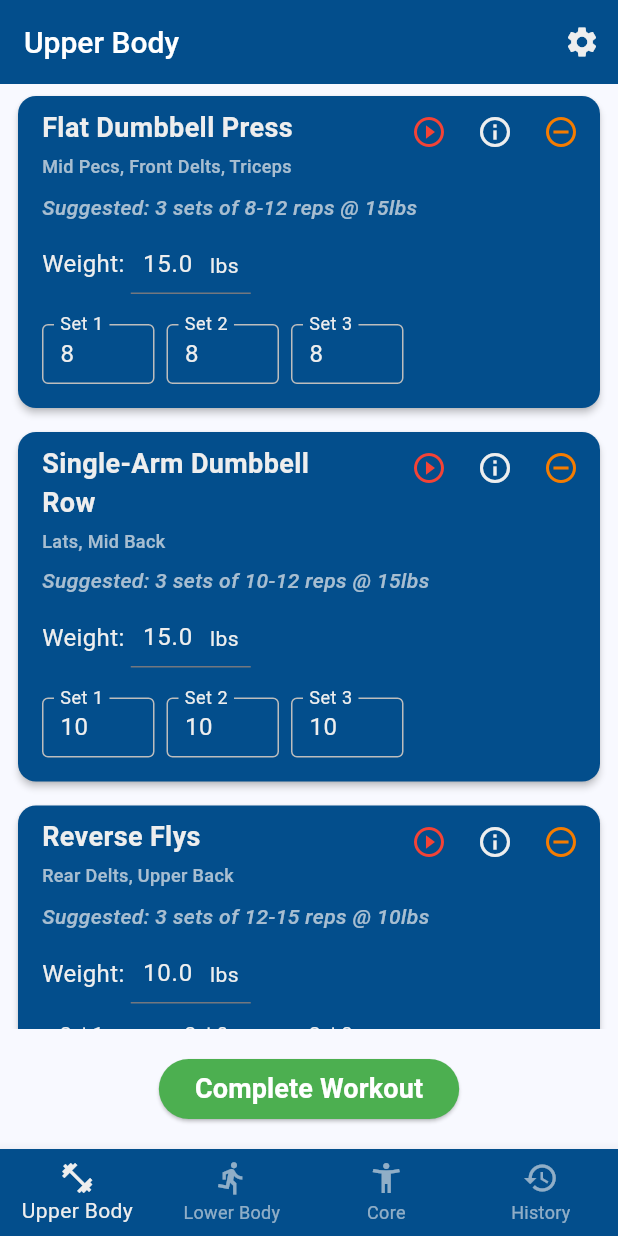
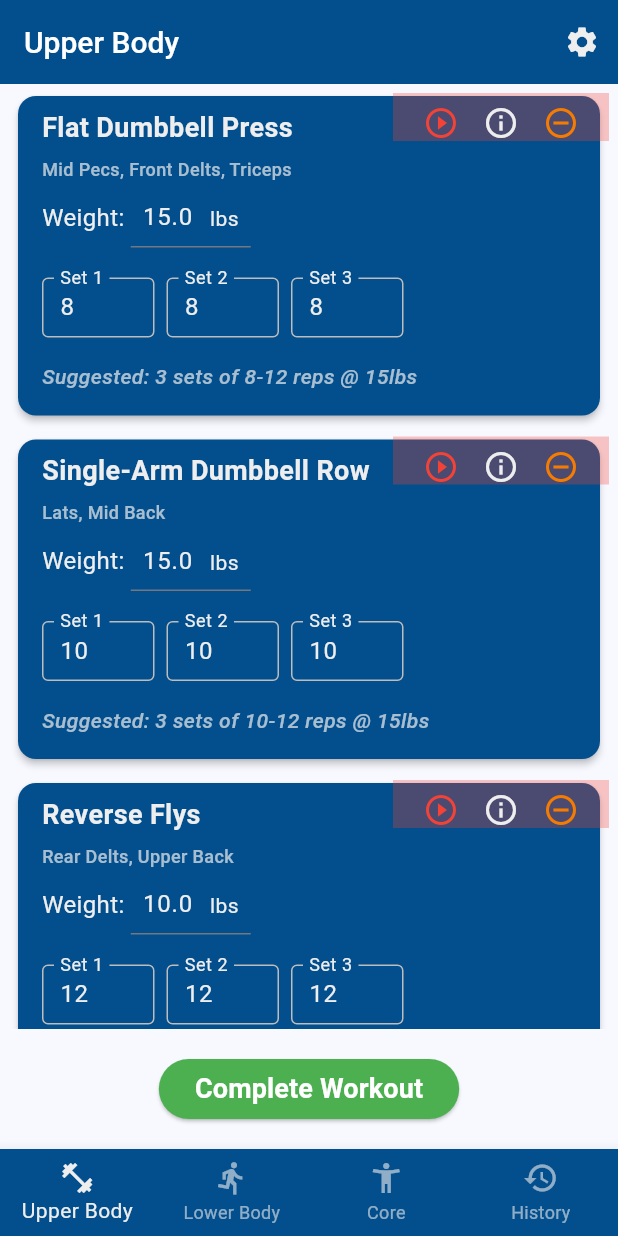
Before and after one commit to AMWen/pandafit, a Flutter app: the screen it shows after launch, on a phone screen of 412 x 824 dp. Run offline on Flutter 3.47's test engine with Material 3 defaults, Android fonts, the phone set to English and light mode, and no system bars; our stand-ins replace audioplayers, csv, file_picker, hive, hive_flutter, percent_indicator and 2 more; accounts and stored records are empty.

Commit message:
small ui/ux changes, adjust transform offest spacing

```diff
--- a/lib/data/widgets/exercise_card_widget.dart
+++ b/lib/data/widgets/exercise_card_widget.dart
@@ -34,24 +34,20 @@ class _ExerciseCardState extends State<ExerciseCard> {
   @override
   void initState() {
     super.initState();
-    _weightController = TextEditingController(
-      text: widget.exercise.weight?.toString() ?? '',
-    );
+    _weightController = TextEditingController(text: widget.exercise.weight?.toString() ?? '');
 
     // Parse the suggested rep range (e.g., "8-12" -> 8, or "10-15" -> 10)
     final lowEndReps = _getLowEndReps(widget.exercise.reps);
 
     // Initialize controllers for each set
-    _setControllers = List.generate(
-      numSets,
-      (index) {
+    _setControllers = List.generate(numSets, (index) {
       // If completedSets exist, use them; otherwise auto-fill with low end of suggested reps
-        final reps = index < widget.exercise.completedSets.length
+      final reps =
+          index < widget.exercise.completedSets.length
               ? widget.exercise.completedSets[index].toString()
               : lowEndReps;
       return TextEditingController(text: reps);
-      },
-    );
+    });
 
     _weightController.addListener(_onWeightChanged);
     for (var controller in _setControllers) {
@@ -88,31 +84,17 @@ class _ExerciseCardState extends State<ExerciseCard> {
 
   void _updateExercise() {
     final weight = double.tryParse(_weightController.text);
-    final completedSets = _setControllers
-        .map((c) => int.tryParse(c.text) ?? 0)
-        .where((reps) => reps > 0)
-        .toList();
+    final completedSets =
+        _setControllers.map((c) => int.tryParse(c.text) ?? 0).where((reps) => reps > 0).toList();
 
-    final updated = widget.exercise.copyWith(
-      weight: weight,
-      completedSets: completedSets,
-    );
+    final updated = widget.exercise.copyWith(weight: weight, completedSets: completedSets);
     widget.onUpdate(updated);
   }
 
   bool get _isCompleted => widget.isReadOnly;
 
   String _getWorkoutSummary() {
-    // If exercise has weight and completed sets, show actual results
-    if (_isCompleted) {
-      final weight = widget.exercise.weight!;
-      final weightStr = formatWeight(weight);
-      final setsStr = widget.exercise.completedSets
-          .map((reps) => '${weightStr}lb x $reps')
-          .join(', ');
-      return 'Completed: $setsStr';
-    }
-    // Otherwise show suggested with weight recommendation if available
+    // Show suggested with weight recommendation if available
     if (widget.exercise.weight != null) {
       final weightStr = formatWeight(widget.exercise.weight!);
       return 'Suggested: $numSets sets of ${widget.exercise.reps} reps @ ${weightStr}lbs';
@@ -133,26 +115,82 @@ class _ExerciseCardState extends State<ExerciseCard> {
         child: Column(
           crossAxisAlignment: CrossAxisAlignment.start,
           children: [
-            // Header
-            Padding(
-              padding: EdgeInsets.symmetric(horizontal: 16, vertical: 8),
+            // Header - Title and Icons
+            Container(
+              padding: EdgeInsets.only(right: 16, top: 8), // translate used below for left 16
               child: Row(
                 crossAxisAlignment: CrossAxisAlignment.start,
                 children: [
+                  // Title
                   Expanded(
-                    child: Column(
-                      crossAxisAlignment: CrossAxisAlignment.start,
-                      children: [
-                        Text(
+                    child: Transform.translate(
+                      offset: Offset(16, 0),
+                      child: Text(
                         widget.exercise.name,
                         style: TextStyles.mediumText.copyWith(
                           color: isSkipped ? Colors.grey[600] : secondaryColor,
                           decoration: isSkipped ? TextDecoration.lineThrough : null,
                         ),
                       ),
+                    ),
+                  ),
+                  // Icons
+                  Transform.translate(
+                    offset: Offset(22, -10),
+                    child: Container(
+                      color: Colors.red.withValues(alpha: 0.3),
+                      height: 32,
+                      child: Row(
+                        mainAxisSize: MainAxisSize.min,
+                        children: [
+                        // Video link and Info icons
+                        if (!isSkipped) ...[
+                          Transform.translate(
+                            offset: Offset(8, 0),
+                            child: IconButton(
+                              icon: Icon(Icons.play_circle_outline, color: Colors.red),
+                              onPressed: widget.onLaunchVideo,
+                              tooltip: 'Watch video',
+                              padding: EdgeInsets.all(8),
+                            ),
+                          ),
+                          IconButton(
+                            icon: Icon(Icons.info_outline, color: secondaryColor),
+                            onPressed: () {
+                              setState(() {
+                                _expanded = !_expanded;
+                              });
+                            },
+                            tooltip: 'Form notes',
+                            padding: EdgeInsets.all(8),
+                          ),
+                        ],
+                        // Skip/Restore icon
+                        if (!_isCompleted)
+                          Transform.translate(
+                            offset: Offset(-8, 0),
+                            child: IconButton(
+                              icon: Icon(
+                                isSkipped ? Icons.undo : Icons.remove_circle_outline,
+                                color: isSkipped ? Colors.green[700] : Colors.orange[700],
+                              ),
+                              onPressed: isSkipped ? widget.onRestore : widget.onSkip,
+                              tooltip: isSkipped ? 'Restore' : 'Skip',
+                              padding: EdgeInsets.all(8),
+                            ),
+                          ),
+                        ],
+                      ),
+                    ),
+                  ),
+                ],
+              ),
+            ),
+
+            // Subtitle - Target Muscles (full width)
             if (widget.exercise.targetMuscles.isNotEmpty)
               Padding(
-                            padding: EdgeInsets.only(top: 4),
+                padding: EdgeInsets.symmetric(horizontal: 16),
                 child: Text(
                   widget.exercise.targetMuscles.join(', '),
                   style: TextStyle(
@@ -163,9 +201,11 @@ class _ExerciseCardState extends State<ExerciseCard> {
                   ),
                 ),
               ),
+
+            // Skipped message
             if (isSkipped)
               Padding(
-                            padding: EdgeInsets.only(top: 4),
+                padding: EdgeInsets.only(top: 4, left: 16, right: 16),
                 child: Text(
                   'Skipped for today',
                   style: TextStyle(
@@ -176,9 +216,11 @@ class _ExerciseCardState extends State<ExerciseCard> {
                   ),
                 ),
               ),
+
+            // Motivational message
             if (!isSkipped && widget.exercise.motivationalMessage != null)
               Padding(
-                            padding: EdgeInsets.only(top: 4),
+                padding: EdgeInsets.only(top: 4, left: 16, right: 16),
                 child: Text(
                   widget.exercise.motivationalMessage!,
                   style: TextStyle(
@@ -189,82 +231,8 @@ class _ExerciseCardState extends State<ExerciseCard> {
                   ),
                 ),
               ),
-                      ],
-                    ),
-                  ),
-                  // Icons
-                  Transform.translate(
-                    offset: Offset(14, -8),
-                    child: Row(
-                      mainAxisSize: MainAxisSize.min,
-                      children: [
-                        // Video link icon
-                        if (!isSkipped)
-                          Transform.translate(
-                            offset: Offset(8, 0),
-                            child: IconButton(
-                              icon: Icon(Icons.play_circle_outline, color: Colors.red),
-                              onPressed: widget.onLaunchVideo,
-                              tooltip: 'Watch video',
-                              padding: EdgeInsets.all(8),
-                              constraints: BoxConstraints(),
-                            ),
-                          ),
-                        // Info icon
-                        if (!isSkipped)
-                          Transform.translate(
-                            offset: Offset(4, 0),
-                            child: IconButton(
-                              icon: Icon(Icons.info_outline, color: secondaryColor),
-                              onPressed: () {
-                                setState(() {
-                                  _expanded = !_expanded;
-                                });
-                              },
-                              tooltip: 'Form notes',
-                              padding: EdgeInsets.all(8),
-                              constraints: BoxConstraints(),
-                            ),
-                          ),
-                        // Skip/Restore icon
-                        if (!_isCompleted)
-                          Transform.translate(
-                            offset: Offset(0, 0),
-                            child: IconButton(
-                              icon: Icon(
-                                isSkipped ? Icons.undo : Icons.remove_circle_outline,
-                                color: isSkipped ? Colors.green[700] : Colors.orange[700],
-                              ),
-                              onPressed: isSkipped ? widget.onRestore : widget.onSkip,
-                              tooltip: isSkipped ? 'Restore' : 'Skip',
-                              padding: EdgeInsets.all(8),
-                              constraints: BoxConstraints(),
-                            ),
-                          ),
-                      ],
-                    ),
-                  ),
-                ],
-              ),
-            ),
 
-          // Suggested sets and reps OR actual completed sets
-          if (!isSkipped)
-            Padding(
-              padding: EdgeInsets.symmetric(horizontal: 16),
-              child: Text(
-                _getWorkoutSummary(),
-                style: TextStyle(
-                  fontSize: 14,
-                  fontStyle: FontStyle.italic,
-                  color: secondaryColor.withValues(alpha: 0.7),
-                  fontWeight: FontWeight.w500,
-                ),
-              ),
-            ),
-
-          if (!isSkipped)
-            SizedBox(height: 8),
+            if (!isSkipped) SizedBox(height: 4),
 
             // Weight input
             if (!isSkipped)
@@ -280,9 +248,7 @@ class _ExerciseCardState extends State<ExerciseCard> {
                         enabled: !_isCompleted,
                         style: TextStyle(color: secondaryColor),
                         keyboardType: TextInputType.numberWithOptions(decimal: true),
-                      inputFormatters: [
-                        FilteringTextInputFormatter.allow(RegExp(r'^\d*\.?\d*')),
-                      ],
+                        inputFormatters: [FilteringTextInputFormatter.allow(RegExp(r'^\d*\.?\d*'))],
                         decoration: InputDecoration(
                           hintText: '0',
                           hintStyle: TextStyle(color: secondaryColor.withValues(alpha: 0.5)),
@@ -297,8 +263,7 @@ class _ExerciseCardState extends State<ExerciseCard> {
                 ),
               ),
 
-          if (!isSkipped)
-            SizedBox(height: 12),
+            if (!isSkipped) SizedBox(height: 12),
 
             // Sets tracking
             if (!isSkipped)
@@ -359,10 +324,7 @@ class _ExerciseCardState extends State<ExerciseCard> {
                         SizedBox(width: 4),
                         Text(
                           'Form Notes',
-                        style: TextStyle(
-                          fontWeight: FontWeight.bold,
-                          color: Colors.blue[700],
-                        ),
+                          style: TextStyle(fontWeight: FontWeight.bold, color: Colors.blue[700]),
                         ),
                       ],
                     ),
@@ -375,6 +337,21 @@ class _ExerciseCardState extends State<ExerciseCard> {
                 ),
               ),
 
+            // Suggested sets and reps (only show if not completed)
+            if (!isSkipped && !_isCompleted)
+              Padding(
+                padding: EdgeInsets.symmetric(horizontal: 16, vertical: 8),
+                child: Text(
+                  _getWorkoutSummary(),
+                  style: TextStyle(
+                    fontSize: 14,
+                    fontStyle: FontStyle.italic,
+                    color: secondaryColor.withValues(alpha: 0.7),
+                    fontWeight: FontWeight.w500,
+                  ),
+                ),
+              ),
+
             SizedBox(height: 8),
           ],
         ),
```
Also changed, not shown: 1 other file. Lines whose indentation alone changed are shown as unchanged.
